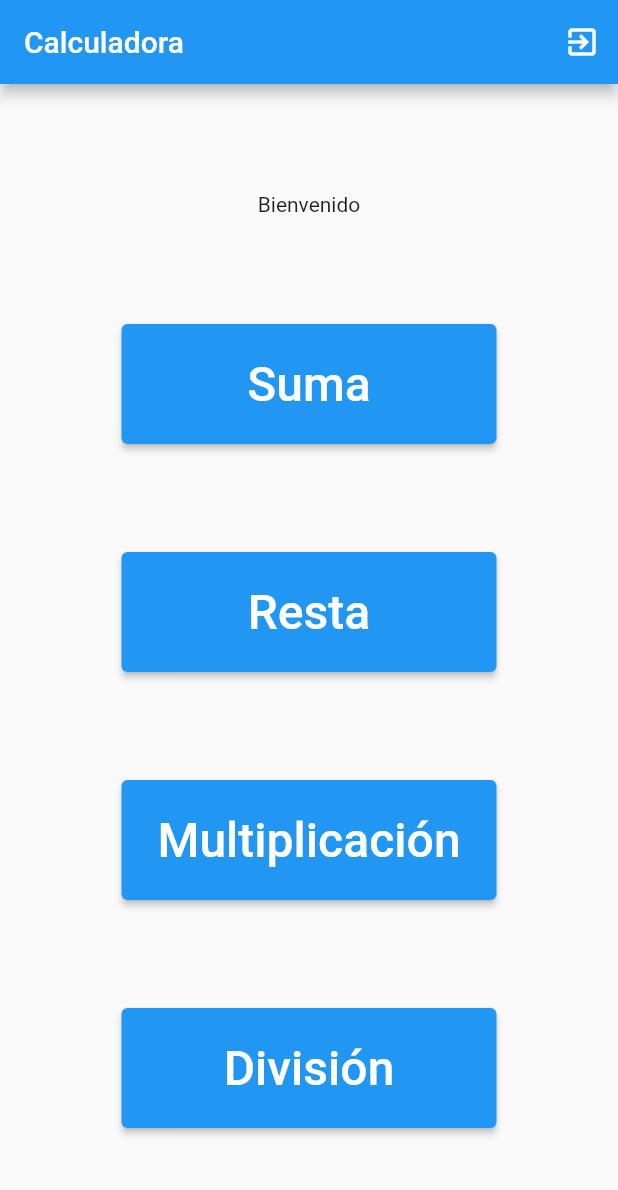
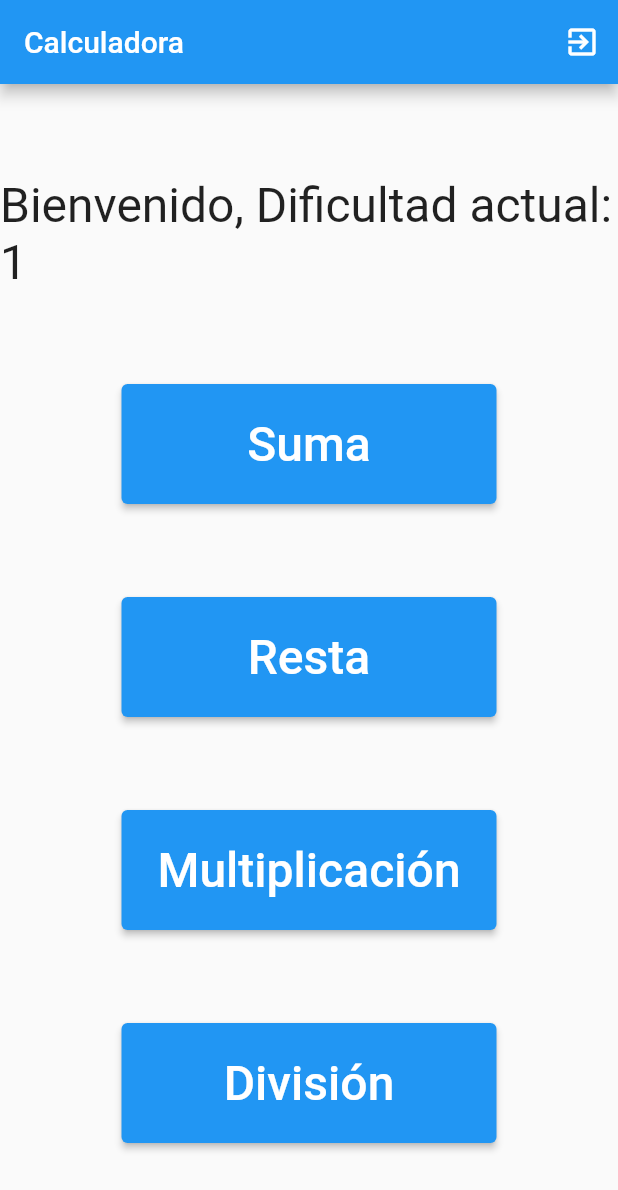
Before and after one commit to JustynV/Calculator, a Flutter app: the screen it shows after launch, on a phone screen of 412 x 824 dp. Shown: the top 1190 px of the screen. Run offline on Flutter 3.47's test engine with Material 2 defaults, Android fonts, the phone set to English and light mode, and no system bars; our stand-ins replace get, loggy; accounts and stored records are empty; network calls fail.

```diff
--- a/lib/ui/central.dart
+++ b/lib/ui/central.dart
@@ -12,7 +12,7 @@ class Central extends StatelessWidget {
   Widget build(BuildContext context) {
     AuthenticationController authenticationController = Get.find();
     return Obx(() => authenticationController.isLogged
-        ? UserPage(difficulty: "1")
+        ? UserPage()
         : const LoginPage());
   }
 }
--- a/lib/ui/controller/operation_controller.dart
+++ b/lib/ui/controller/operation_controller.dart
@@ -0,0 +1,19 @@
+import 'package:get/get_state_manager/src/simple/get_controllers.dart';
+
+class OperationController extends GetxController {
+  OperationController({required this.correct});
+  int difficulty = 1;
+  String get getDifficulty => difficulty.toString();
+  int correct;
+
+  void setDifficulty(int correct) {
+    if (correct > 5) {
+      difficulty += 1;
+    }
+  }
+
+  void onInit() {
+    setDifficulty(correct);
+    super.onInit();
+  }
+}
--- a/lib/ui/pages/Widgets/goButton.dart
+++ b/lib/ui/pages/Widgets/goButton.dart
@@ -3,19 +3,25 @@ import 'package:flutter/material.dart';
 
 class goButton extends StatelessWidget {
   @override
-
-  goButton(this.name, this.op, this.diff);
+  goButton(this.name, this.op, this.diff, this.setDifficulty);
   String name;
   String op;
   String diff;
+  late int result;
+  Function setDifficulty;
 
   Widget build(BuildContext context) {
     return Container(
         width: 250,
         height: 80,
         child: ElevatedButton(
-      onPressed: () {
-        Navigator.push(context, MaterialPageRoute(builder: (context) => ProblemPage(difficulty: diff, op: op)));
+          onPressed: () async {
+            int result = await Navigator.push(
+                context,
+                MaterialPageRoute(
+                    builder: (context) =>
+                        ProblemPage(op: op, difficulty: diff)));
+            setDifficulty(result);
           },
           child: Text(
             name,
--- a/lib/ui/pages/content/UserPage.dart
+++ b/lib/ui/pages/content/UserPage.dart
@@ -1,19 +1,37 @@
 import 'package:f_web_authentication/ui/controller/authentication_controller.dart';
+import 'package:f_web_authentication/ui/controller/operation_controller.dart';
 import 'package:f_web_authentication/ui/controller/user_controller.dart';
 import 'package:f_web_authentication/ui/pages/Widgets/goButton.dart';
 import 'package:flutter/material.dart';
 import 'package:get/get.dart';
 import 'package:loggy/loggy.dart';
 
-class UserPage extends StatelessWidget {
+class UserPage extends StatefulWidget {
+  @override
+  UserPage({super.key});
 
   @override
+  State<UserPage> createState() => _UserPageState();
+}
 
-  UserPage({super.key, required this.difficulty});
-  String difficulty;
+class _UserPageState extends State<UserPage> {
+  OperationController operationController = OperationController(correct: 0);
 
   UserController userController = Get.find();
+
   AuthenticationController authenticationController = Get.find();
+
+  late String diff;
+
+  String getDifficulty() {
+    return operationController.getDifficulty;
+  }
+
+  void setDifficulty(int correct) {
+    setState(() {
+      operationController.setDifficulty(correct);
+    });
+  }
 
   _logout() async {
     try {
@@ -23,8 +41,8 @@ class UserPage extends StatelessWidget {
     }
   }
 
-
   Widget build(BuildContext context) {
+    diff = getDifficulty();
     return Scaffold(
         appBar: AppBar(title: const Text("Calculadora"), actions: [
           IconButton(
@@ -33,17 +51,18 @@ class UserPage extends StatelessWidget {
                 _logout();
               }),
         ]),
-      body: Center(child: Column(mainAxisAlignment: MainAxisAlignment.spaceEvenly, children: [
-
-        Text(key: Key("welcomeMessage"), "Bienvenido"),
-
-        goButton("Suma", "+", difficulty),
-        goButton("Resta", "-",difficulty),
-        goButton("Multiplicación", "*",difficulty),
-        goButton("División", "/", difficulty)
-
-
+        body: Center(
+            child: Column(
+                mainAxisAlignment: MainAxisAlignment.spaceEvenly,
+                children: [
+              Text(
+                  key: Key("welcomeMessage"),
+                  "Bienvenido, Dificultad actual: $diff",
+                  style: TextStyle(fontSize: 32.0)),
+              goButton("Suma", "+", diff, setDifficulty),
+              goButton("Resta", "-", diff, setDifficulty),
+              goButton("Multiplicación", "*", diff, setDifficulty),
+              goButton("División", "/", diff, setDifficulty)
             ])));
   }
-
 }
```
Also changed, not shown: lib/ui/pages/content/ProblemPage.dart (+25 -18 lines), pubspec.lock. Lines whose indentation alone changed are shown as unchanged.
